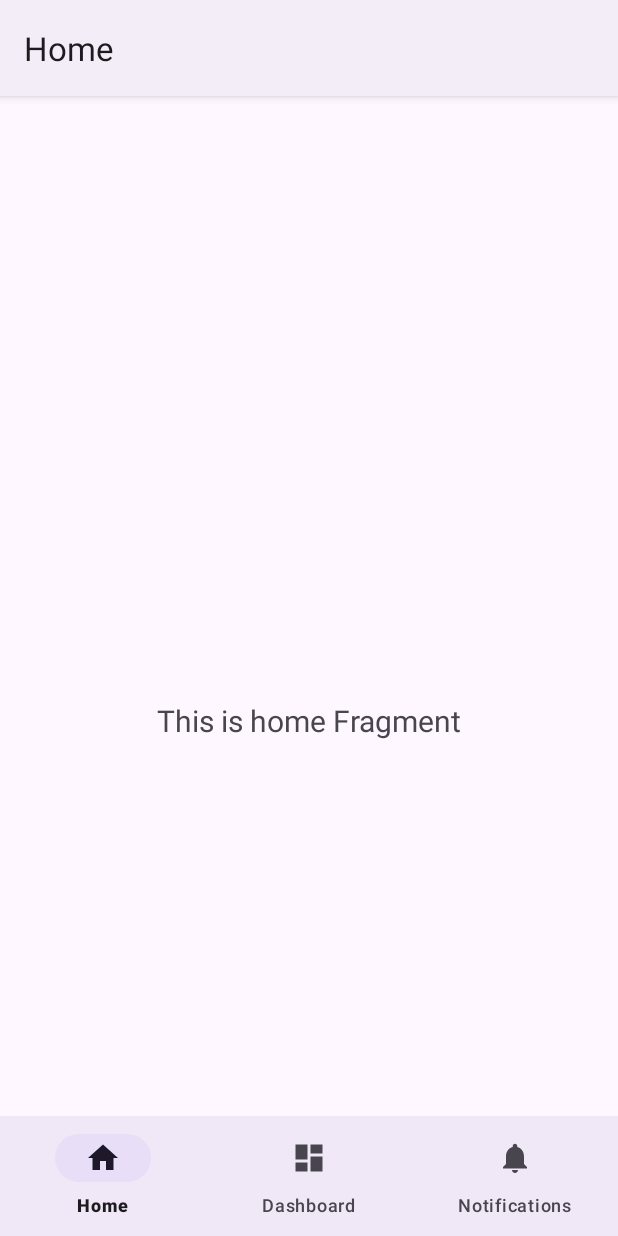
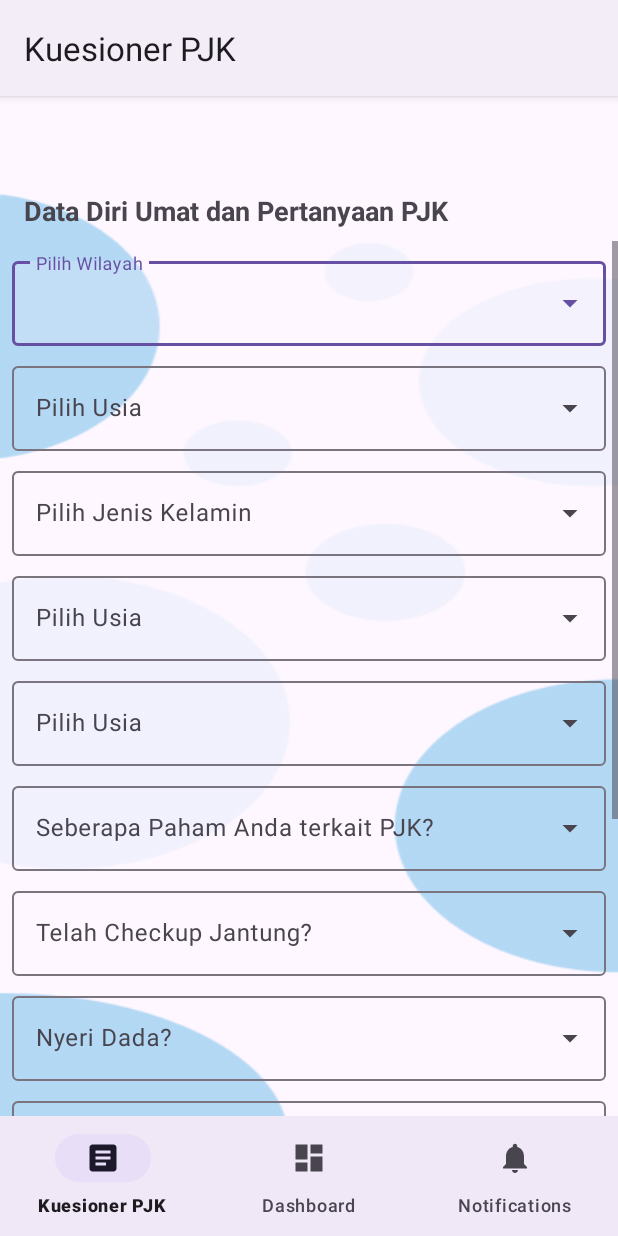
Before and after one commit to proyek-perangkat-lunak-de-la-salle/Mobile-Android, an Android app: the QuestionerFragment screen opened directly, with no data from a screen before it, on a phone screen of 412 x 824 dp. Run offline under Robolectric (Android 15) with nearby library versions, the phone set to English and light mode, and no system bars; our stand-ins replace navigation-ui.

Commit message:
finish the questioner fragment

```diff
--- a/app/src/main/java/com/example/healthcare/ui/home/HomeFragment.kt
+++ b/app/src/main/java/com/example/healthcare/ui/home/QuestionerFragment.kt
@@ -4,14 +4,13 @@ import android.os.Bundle
 import android.view.LayoutInflater
 import android.view.View
 import android.view.ViewGroup
-import android.widget.TextView
 import androidx.fragment.app.Fragment
 import androidx.lifecycle.ViewModelProvider
-import com.example.healthcare.databinding.FragmentHomeBinding
+import com.example.healthcare.databinding.FragmentQuestionerBinding
 
-class HomeFragment : Fragment() {
+class QuestionerFragment : Fragment() {
 
-    private var _binding: FragmentHomeBinding? = null
+    private var _binding: FragmentQuestionerBinding? = null
 
     // This property is only valid between onCreateView and
     // onDestroyView.
@@ -25,13 +24,10 @@ class HomeFragment : Fragment() {
         val homeViewModel =
             ViewModelProvider(this).get(HomeViewModel::class.java)
 
-        _binding = FragmentHomeBinding.inflate(inflater, container, false)
+        _binding = FragmentQuestionerBinding.inflate(inflater, container, false)
         val root: View = binding.root
 
-        val textView: TextView = binding.textHome
-        homeViewModel.text.observe(viewLifecycleOwner) {
-            textView.text = it
-        }
+
         return root
     }
 
--- /dev/null
+++ b/app/src/main/res/drawable/baseline_article_24.xml
@@ -0,0 +1,5 @@
+<vector xmlns:android="http://schemas.android.com/apk/res/android" android:autoMirrored="true" android:height="24dp" android:tint="#000000" android:viewportHeight="24" android:viewportWidth="24" android:width="24dp">
+
+    <path android:fillColor="@android:color/white" android:pathData="M19,3L5,3c-1.1,0 -2,0.9 -2,2v14c0,1.1 0.9,2 2,2h14c1.1,0 2,-0.9 2,-2L21,5c0,-1.1 -0.9,-2 -2,-2zM14,17L7,17v-2h7v2zM17,13L7,13v-2h10v2zM17,9L7,9L7,7h10v2z"/>
+
+</vector>
--- a/app/src/main/res/layout/fragment_home.xml
+++ /dev/null
@@ -1,22 +0,0 @@
-<?xml version="1.0" encoding="utf-8"?>
-<androidx.constraintlayout.widget.ConstraintLayout xmlns:android="http://schemas.android.com/apk/res/android"
-    xmlns:app="http://schemas.android.com/apk/res-auto"
-    xmlns:tools="http://schemas.android.com/tools"
-    android:layout_width="match_parent"
-    android:layout_height="match_parent"
-    tools:context=".ui.home.HomeFragment">
-
-    <TextView
-        android:id="@+id/text_home"
-        android:layout_width="match_parent"
-        android:layout_height="wrap_content"
-        android:layout_marginStart="8dp"
-        android:layout_marginTop="8dp"
-        android:layout_marginEnd="8dp"
-        android:textAlignment="center"
-        android:textSize="20sp"
-        app:layout_constraintBottom_toBottomOf="parent"
-        app:layout_constraintEnd_toEndOf="parent"
-        app:layout_constraintStart_toStartOf="parent"
-        app:layout_constraintTop_toTopOf="parent" />
-</androidx.constraintlayout.widget.ConstraintLayout>
--- /dev/null
+++ b/app/src/main/res/layout/fragment_questioner.xml
@@ -0,0 +1,325 @@
+<?xml version="1.0" encoding="utf-8"?>
+<androidx.constraintlayout.widget.ConstraintLayout xmlns:android="http://schemas.android.com/apk/res/android"
+    xmlns:app="http://schemas.android.com/apk/res-auto"
+    xmlns:tools="http://schemas.android.com/tools"
+    android:layout_width="match_parent"
+    android:layout_height="match_parent"
+    android:background="@drawable/bg"
+    tools:context=".ui.home.QuestionerFragment">
+
+    <TextView
+        android:id="@+id/tv_data_diri_pertanyaan_pjk"
+        android:layout_width="match_parent"
+        android:layout_height="wrap_content"
+        android:paddingHorizontal="16dp"
+        android:text="Data Diri Umat dan Pertanyaan PJK"
+        android:textSize="18sp"
+        android:textStyle="bold"
+        app:layout_constraintEnd_toEndOf="parent"
+        app:layout_constraintStart_toStartOf="parent"
+        app:layout_constraintTop_toTopOf="parent" />
+
+    <ScrollView
+        android:id="@+id/scroll_view"
+        android:layout_width="match_parent"
+        android:layout_height="0dp"
+        android:layout_marginVertical="8dp"
+        app:layout_constraintBottom_toBottomOf="parent"
+        app:layout_constraintEnd_toEndOf="@id/tv_data_diri_pertanyaan_pjk"
+        app:layout_constraintStart_toStartOf="@id/tv_data_diri_pertanyaan_pjk"
+        app:layout_constraintTop_toBottomOf="@id/tv_data_diri_pertanyaan_pjk">
+
+        <LinearLayout
+            android:layout_width="match_parent"
+            android:layout_height="wrap_content"
+            android:orientation="vertical">
+
+            <com.google.android.material.textfield.TextInputLayout
+                android:id="@+id/pilih_wilayah_layout"
+                style="@style/Widget.Material3.TextInputLayout.OutlinedBox.ExposedDropdownMenu"
+                android:layout_width="match_parent"
+                android:layout_height="wrap_content"
+                android:layout_marginHorizontal="8dp"
+                android:layout_marginTop="8dp"
+                android:hint="Pilih Wilayah">
+
+                <AutoCompleteTextView
+                    android:id="@+id/autoCompletePilihWilayah"
+                    android:layout_width="match_parent"
+                    android:layout_height="wrap_content"
+                    android:inputType="none"
+                    app:simpleItems="@array/pilih_wilayah" />
+
+            </com.google.android.material.textfield.TextInputLayout>
+
+            <com.google.android.material.textfield.TextInputLayout
+                android:id="@+id/usia_edt_layout"
+                style="@style/Widget.Material3.TextInputLayout.OutlinedBox.ExposedDropdownMenu"
+                android:layout_width="match_parent"
+                android:layout_height="wrap_content"
+                android:layout_marginHorizontal="8dp"
+                android:layout_marginTop="8dp"
+                android:hint="Pilih Usia">
+
+                <AutoCompleteTextView
+                    android:id="@+id/autoCompletePilihUsia"
+                    android:layout_width="match_parent"
+                    android:layout_height="wrap_content"
+                    android:inputType="none"
+                    app:simpleItems="@array/umur" />
+
+            </com.google.android.material.textfield.TextInputLayout>
+
+            <com.google.android.material.textfield.TextInputLayout
+                android:id="@+id/gender_edt_layout"
+                style="@style/Widget.Material3.TextInputLayout.OutlinedBox.ExposedDropdownMenu"
+                android:layout_width="match_parent"
+                android:layout_height="wrap_content"
+                android:layout_marginHorizontal="8dp"
+                android:layout_marginTop="8dp"
+                android:hint="Pilih Jenis Kelamin">
+
+                <AutoCompleteTextView
+                    android:id="@+id/autoCompletePilihGender"
+                    android:layout_width="match_parent"
+                    android:layout_height="wrap_content"
+                    android:inputType="none"
+                    app:simpleItems="@array/jenis_kelamin" />
+
+            </com.google.android.material.textfield.TextInputLayout>
+
+            <com.google.android.material.textfield.TextInputLayout
+                android:id="@+id/tinggi_badan_edt_layout"
+                style="@style/Widget.Material3.TextInputLayout.OutlinedBox.ExposedDropdownMenu"
+                android:layout_width="match_parent"
+                android:layout_height="wrap_content"
+                android:layout_marginHorizontal="8dp"
+                android:layout_marginTop="8dp"
+                android:hint="Pilih Usia">
+
+                <AutoCompleteTextView
+                    android:id="@+id/autoCompletePilihTinggiBadan"
+                    android:layout_width="match_parent"
+                    android:layout_height="wrap_content"
+                    android:inputType="none"
+                    app:simpleItems="@array/tinggi_badan" />
+
+            </com.google.android.material.textfield.TextInputLayout>
+
+            <com.google.android.material.textfield.TextInputLayout
+                android:id="@+id/berat_badan_edt_layout"
+                style="@style/Widget.Material3.TextInputLayout.OutlinedBox.ExposedDropdownMenu"
+                android:layout_width="match_parent"
+                android:layout_height="wrap_content"
+                android:layout_marginHorizontal="8dp"
+                android:layout_marginTop="8dp"
+                android:hint="Pilih Usia">
+
+                <AutoCompleteTextView
+                    android:id="@+id/autoCompletePilihBeratBadan"
+                    android:layout_width="match_parent"
+                    android:layout_height="wrap_content"
+                    android:inputType="none"
+                    app:simpleItems="@array/berat_badan" />
+
+            </com.google.android.material.textfield.TextInputLayout>
+
+            <com.google.android.material.textfield.TextInputLayout
+                android:id="@+id/paham_pjk_edt_layout"
+                style="@style/Widget.Material3.TextInputLayout.OutlinedBox.ExposedDropdownMenu"
+                android:layout_width="match_parent"
+                android:layout_height="wrap_content"
+                android:layout_marginHorizontal="8dp"
+                android:layout_marginTop="8dp"
+                android:hint="Seberapa Paham Anda terkait PJK?">
+
+                <AutoCompleteTextView
+                    android:id="@+id/autoCompletePahamPJK"
+                    android:layout_width="match_parent"
+                    android:layout_height="wrap_content"
+                    android:inputType="none"
+                    app:simpleItems="@array/paham" />
+
+            </com.google.android.material.textfield.TextInputLayout>
+
+
+            <com.google.android.material.textfield.TextInputLayout
+                android:id="@+id/checkup_jantung_edt_layout"
+                style="@style/Widget.Material3.TextInputLayout.OutlinedBox.ExposedDropdownMenu"
+                android:layout_width="match_parent"
+                android:layout_height="wrap_content"
+                android:layout_marginHorizontal="8dp"
+                android:layout_marginTop="8dp"
+                android:hint="Telah Checkup Jantung?">
+
+                <AutoCompleteTextView
+                    android:id="@+id/autoCompleteCheckupJantung"
+                    android:layout_width="match_parent"
+                    android:layout_height="wrap_content"
+                    android:inputType="none"
+                    app:simpleItems="@array/yes_or_no" />
+
+            </com.google.android.material.textfield.TextInputLayout>
+
+
+            <com.google.android.material.textfield.TextInputLayout
+                android:id="@+id/Nyeri_dada_edt_layout"
+                style="@style/Widget.Material3.TextInputLayout.OutlinedBox.ExposedDropdownMenu"
+                android:layout_width="match_parent"
+                android:layout_height="wrap_content"
+                android:layout_marginHorizontal="8dp"
+                android:layout_marginTop="8dp"
+                android:hint="Nyeri Dada?">
+
+                <AutoCompleteTextView
+                    android:id="@+id/autoCompleteNyeriDada"
+                    android:layout_width="match_parent"
+                    android:layout_height="wrap_content"
+                    android:inputType="none"
+                    app:simpleItems="@array/nyeri" />
+
+            </com.google.android.material.textfield.TextInputLayout>
+
+
+            <com.google.android.material.textfield.TextInputLayout
+                android:id="@+id/mual_edt_layout"
+                style="@style/Widget.Material3.TextInputLayout.OutlinedBox.ExposedDropdownMenu"
+                android:layout_width="match_parent"
+                android:layout_height="wrap_content"
+                android:layout_marginHorizontal="8dp"
+                android:layout_marginTop="8dp"
+                android:hint="Mual?">
+
+                <AutoCompleteTextView
+                    android:id="@+id/autoCompleteMual"
+                    android:layout_width="match_parent"
+                    android:layout_height="wrap_content"
+                    android:inputType="none"
+                    app:simpleItems="@array/mual" />
+
+            </com.google.android.material.textfield.TextInputLayout>
+
+
+            <com.google.android.material.textfield.TextInputLayout
+                android:id="@+id/sesak_napas_edt_layout"
+                style="@style/Widget.Material3.TextInputLayout.OutlinedBox.ExposedDropdownMenu"
+                android:layout_width="match_parent"
+                android:layout_height="wrap_content"
+                android:layout_marginHorizontal="8dp"
+                android:layout_marginTop="8dp"
+                android:hint="Sesak Napas?">
+
+                <AutoCompleteTextView
+                    android:id="@+id/autoCompleteSesakNapas"
+                    android:layout_width="match_parent"
+                    android:layout_height="wrap_content"
+                    android:inputType="none"
+                    app:simpleItems="@array/sesak" />
+
+            </com.google.android.material.textfield.TextInputLayout>
+
+
+            <com.google.android.material.textfield.TextInputLayout
+                android:id="@+id/nyeri_ulu_hati_edt_layout"
+                style="@style/Widget.Material3.TextInputLayout.OutlinedBox.ExposedDropdownMenu"
+                android:layout_width="match_parent"
+                android:layout_height="wrap_content"
+                android:layout_marginHorizontal="8dp"
+                android:layout_marginTop="8dp"
+                android:hint="Nyeri Ulu Hati?">
+
+                <AutoCompleteTextView
+                    android:id="@+id/autoCompleteNyeriUluHati"
+                    android:layout_width="match_parent"
+                    android:layout_height="wrap_content"
+                    android:inputType="none"
+                    app:simpleItems="@array/nyeri" />
+
+            </com.google.android.material.textfield.TextInputLayout>
+
+
+            <com.google.android.material.textfield.TextInputLayout
+                android:id="@+id/hipertensi_edt_layout"
+                style="@style/Widget.Material3.TextInputLayout.OutlinedBox.ExposedDropdownMenu"
+                android:layout_width="match_parent"
+                android:layout_height="wrap_content"
+                android:layout_marginHorizontal="8dp"
+                android:layout_marginTop="8dp"
+                android:hint="Hipertensi?">
+
+                <AutoCompleteTextView
+                    android:id="@+id/autoCompleteHipertensi"
+                    android:layout_width="match_parent"
+                    android:layout_height="wrap_content"
+                    android:inputType="none"
+                    app:simpleItems="@array/yes_or_no" />
+
+            </com.google.android.material.textfield.TextInputLayout>
+
+
+            <com.google.android.material.textfield.TextInputLayout
+                android:id="@+id/obesitas_edt_layout"
+                style="@style/Widget.Material3.TextInputLayout.OutlinedBox.ExposedDropdownMenu"
+                android:layout_width="match_parent"
+                android:layout_height="wrap_content"
+                android:layout_marginHorizontal="8dp"
+                android:layout_marginTop="8dp"
+                android:hint="Obesitas?">
+
+                <AutoCompleteTextView
+                    android:id="@+id/autoCompleteObesitas"
+                    android:layout_width="match_parent"
+                    android:layout_height="wrap_content"
+                    android:inputType="none"
+                    app:simpleItems="@array/yes_or_no" />
+
+            </com.google.android.material.textfield.TextInputLayout>
+
+            <com.google.android.material.textfield.TextInputLayout
+                android:id="@+id/diabetes_edt_layout"
+                style="@style/Widget.Material3.TextInputLayout.OutlinedBox.ExposedDropdownMenu"
+                android:layout_width="match_parent"
+                android:layout_height="wrap_content"
+                android:layout_marginHorizontal="8dp"
+                android:layout_marginTop="8dp"
+                android:hint="Diabetes?">
+
+                <AutoCompleteTextView
+                    android:id="@+id/autoCompleteDiabetes"
+                    android:layout_width="match_parent"
+                    android:layout_height="wrap_content"
+                    android:inputType="none"
+                    app:simpleItems="@array/yes_or_no" />
+
+            </com.google.android.material.textfield.TextInputLayout>
+
+            <com.google.android.material.textfield.TextInputLayout
+                android:id="@+id/genetika_edt_layout"
+                style="@style/Widget.Material3.TextInputLayout.OutlinedBox.ExposedDropdownMenu"
+                android:layout_width="match_parent"
+                android:layout_height="wrap_content"
+                android:layout_marginHorizontal="8dp"
+                android:layout_marginTop="8dp"
+                android:hint="Obesitas?">
+
+                <AutoCompleteTextView
+                    android:id="@+id/autoCompleteGenetika"
+                    android:layout_width="match_parent"
+                    android:layout_height="wrap_content"
+                    android:inputType="none"
+                    app:simpleItems="@array/yes_or_no" />
+
+            </com.google.android.material.textfield.TextInputLayout>
+
+            <Button
+                android:id="@+id/btn_submit_questioner"
+                android:layout_width="match_parent"
+                android:layout_height="wrap_content"
+                android:layout_marginHorizontal="8dp"
+                android:layout_marginVertical="8dp"
+                android:text="Kirim" />
+        </LinearLayout>
+    </ScrollView>
+
+
+</androidx.constraintlayout.widget.ConstraintLayout>
--- a/app/src/main/res/menu/bottom_nav_menu.xml
+++ b/app/src/main/res/menu/bottom_nav_menu.xml
@@ -3,7 +3,7 @@
 
     <item
         android:id="@+id/navigation_home"
-        android:icon="@drawable/ic_home_black_24dp"
+        android:icon="@drawable/baseline_article_24"
         android:title="@string/title_home" />
 
     <item
--- a/app/src/main/res/navigation/mobile_navigation.xml
+++ b/app/src/main/res/navigation/mobile_navigation.xml
@@ -7,9 +7,9 @@
 
     <fragment
         android:id="@+id/navigation_home"
-        android:name="com.example.healthcare.ui.home.HomeFragment"
+        android:name="com.example.healthcare.ui.home.QuestionerFragment"
         android:label="@string/title_home"
-        tools:layout="@layout/fragment_home" />
+        tools:layout="@layout/fragment_questioner" />
 
     <fragment
         android:id="@+id/navigation_dashboard"
--- a/app/src/main/res/values/strings.xml
+++ b/app/src/main/res/values/strings.xml
@@ -8,11 +8,82 @@
     </array>
 
     <array name="pilih_wilayah">
-        <item>St.Petrus</item>
-        <item>St.Paulus</item>
+        <item>St. Petrus</item>
+        <item>St. Joseph</item>
+        <item>Sta. Cecilia</item>
+        <item>Pacelli</item>
+        <item>Sta. Barbara</item>
+        <item>Sta. Lucia</item>
+        <item>Sta. Faustina</item>
+        <item>Sarto</item>
+        <item>Sta. Agatha</item>
+        <item>St. Yohanes</item>
+        <item>Sta. Theresia Lisieux</item>
+        <item>St. Paulus</item>
+        <item>St. Antonius</item>
+        <item>Sta. Theresia Avilla</item>
+        <item>Bunda Hati Kudus</item>
     </array>
+
+    <array name="umur">
+        <item>15-25 tahun</item>
+        <item>26-35 tahun</item>
+        <item>36-45 tahun</item>
+        <item>>46 tahun</item>
+    </array>
+
+    <array name="jenis_kelamin">
+        <item>Pria</item>
+        <item>Wanita</item>
+    </array>
+
+    <array name="tinggi_badan">
+        <item>140 cm - 148 cm</item>
+        <item>148 cm - 156 cm</item>
+        <item>156 cm - 164 cm</item>
+        <item>164 cm - 172 cm</item>
+        <item>172 cm - 180 cm</item>
+    </array>
+
+    <array name="berat_badan">
+        <item>35 kg - 47 kg</item>
+        <item>48 kg - 60 kg</item>
+        <item>61 kg - 73 kg</item>
+        <item>74 kg - 86 kg</item>
+        <item>87 kg - 99 kg</item>
+    </array>
+
+    <array name="yes_or_no">
+        <item>Ya</item>
+        <item>Tidak</item>
+    </array>
+
+    <array name="paham">
+        <item>Tidak Paham</item>
+        <item>Cukup Paham</item>
+        <item>Sangat Paham</item>
+    </array>
+
+    <array name="nyeri">
+        <item>Tidak Nyeri</item>
+        <item>Cukup Nyeri</item>
+        <item>Sangat Nyeri</item>
+    </array>
+
+    <array name="mual">
+        <item>Tidak Mual</item>
+        <item>Cukup Mual</item>
+        <item>Sangat Mual</item>
+    </array>
+
+    <array name="sesak">
+        <item>Tidak Sesak Napas</item>
+        <item>Cukup Sesak Napas</item>
+        <item>Sangat Sesak Napas</item>
+    </array>
+
     <string name="title_activity_general_user">GeneralUserActivity</string>
-    <string name="title_home">Home</string>
+    <string name="title_home">Kuesioner PJK</string>
     <string name="title_dashboard">Dashboard</string>
     <string name="title_notifications">Notifications</string>
 
```
